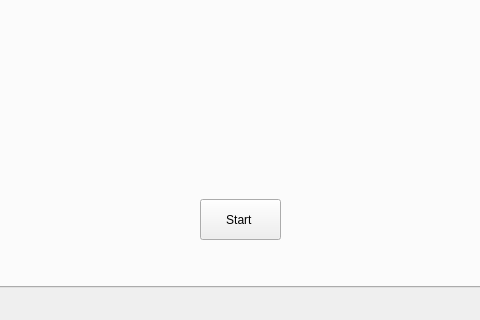
Old version of the form window.ui in the repository anhduy1202/gameboySimulator; both pictures show x 142 to 622 and y 152 to 472 of the 765 by 472 pixel window.
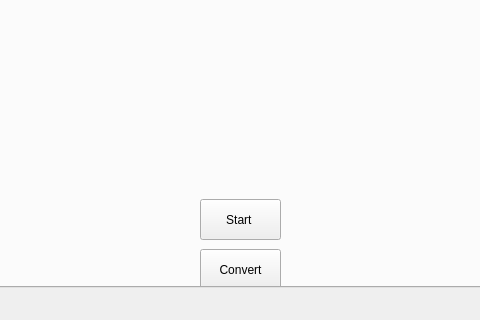
New version of the form.

Commit message: Adding convert button and declaring variables

The edit to the form file:
```diff
--- a/window.ui
+++ b/window.ui
@@ -206,6 +206,25 @@
        <bool>true</bool>
       </property>
      </widget>
+     <widget class="QPushButton" name="convertwebcam_pushButton">
+      <property name="geometry">
+       <rect>
+        <x>340</x>
+        <y>350</y>
+        <width>81</width>
+        <height>41</height>
+       </rect>
+      </property>
+      <property name="styleSheet">
+       <string notr="true">font: 500 13pt &quot;Futura&quot;;</string>
+      </property>
+      <property name="text">
+       <string>Convert</string>
+      </property>
+      <property name="checkable">
+       <bool>true</bool>
+      </property>
+     </widget>
     </widget>
    </widget>
   </widget>
```
The commit also changes 2 other files.
